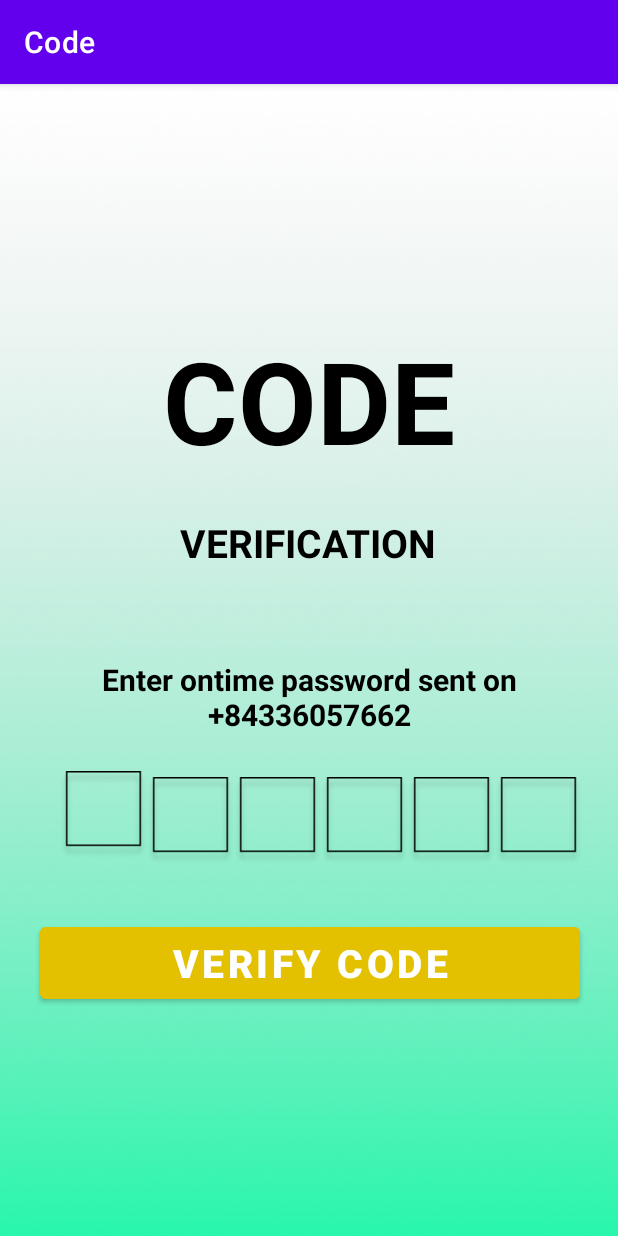
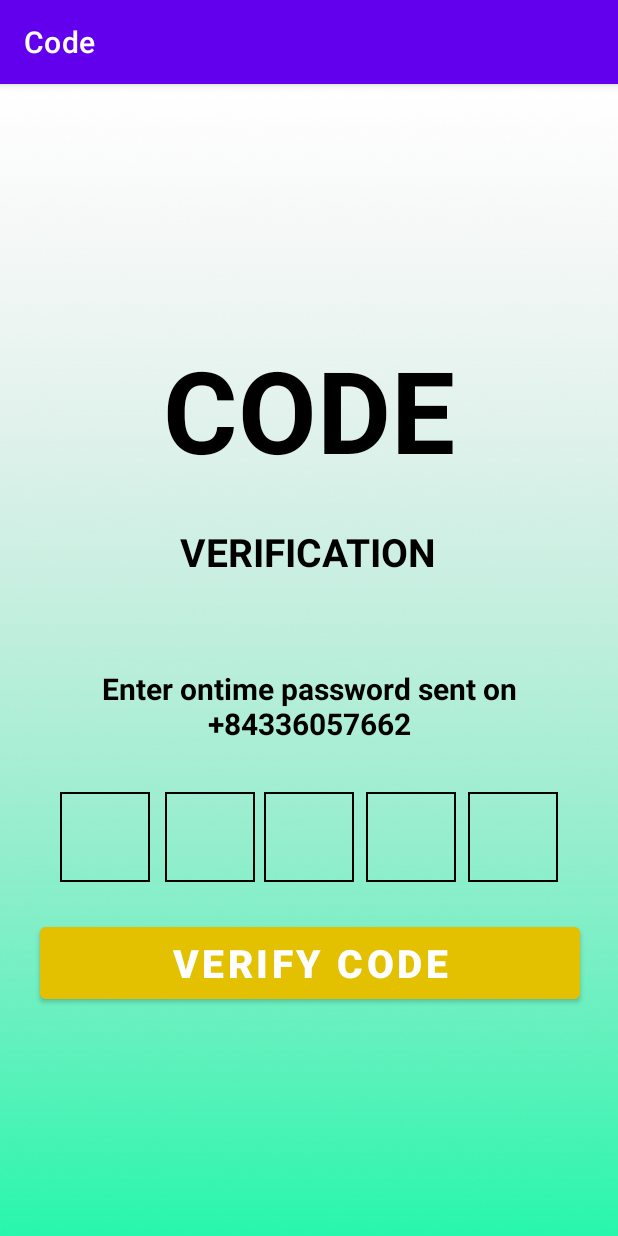
Before and after one commit to Tram190900/AndroidBasic, an Android app: the layout_code screen opened directly, with no data from a screen before it, on a phone screen of 412 x 824 dp. Run offline under Robolectric (Android 15) with nearby library versions, the phone set to English and light mode, and no system bars.

Commit message:
fit layout

```diff
--- /dev/null
+++ b/Lab1/app/src/main/res/drawable/border.xml
@@ -0,0 +1,6 @@
+<?xml version="1.0" encoding="utf-8"?>
+<shape xmlns:android="http://schemas.android.com/apk/res/android">
+    <stroke
+        android:width="1dp"
+        android:color="@color/black" />
+</shape>
--- a/Lab1/app/src/main/res/layout/activity_layout2.xml
+++ b/Lab1/app/src/main/res/layout/activity_layout2.xml
@@ -45,19 +45,8 @@
         android:inputType="textPassword"
         app:layout_constraintBottom_toTopOf="@+id/btn_login"
         app:layout_constraintEnd_toEndOf="parent"
-        app:layout_constraintStart_toStartOf="parent" />
-
-    <ImageView
-        android:id="@+id/imageView3"
-        android:layout_width="wrap_content"
-        android:layout_height="wrap_content"
-        app:layout_constraintBottom_toBottomOf="@+id/editTextTextPassword"
-        app:layout_constraintEnd_toEndOf="@+id/editTextTextPassword"
-        app:layout_constraintHorizontal_bias="0.965"
-        app:layout_constraintStart_toStartOf="@+id/editTextTextPassword"
-        app:layout_constraintTop_toTopOf="@+id/editTextTextPassword"
-        app:srcCompat="@drawable/eye_1"
-        tools:ignore="MissingConstraints" />
+        app:layout_constraintStart_toStartOf="parent"
+        android:drawableRight="@drawable/eye_1"/>
 
     <Button
         android:id="@+id/btn_login"
--- a/Lab1/app/src/main/res/layout/activity_layout_code.xml
+++ b/Lab1/app/src/main/res/layout/activity_layout_code.xml
@@ -54,72 +54,86 @@
         android:id="@+id/textView13"
         android:layout_width="wrap_content"
         android:layout_height="wrap_content"
-        android:layout_marginBottom="28dp"
+        android:layout_marginBottom="32dp"
         android:text="Enter ontime password sent on +84336057662"
         android:textAlignment="center"
         android:textColor="@color/black"
         android:textSize="20sp"
         android:textStyle="bold"
-        app:layout_constraintBottom_toTopOf="@+id/imageView12"
+        app:layout_constraintBottom_toTopOf="@+id/editTextTextPersonName9"
         app:layout_constraintEnd_toEndOf="parent"
         app:layout_constraintHorizontal_bias="0.0"
         app:layout_constraintStart_toStartOf="parent" />
 
-    <ImageView
-        android:id="@+id/imageView13"
-        android:layout_width="wrap_content"
-        android:layout_height="wrap_content"
-        android:layout_marginBottom="36dp"
+    <EditText
+        android:id="@+id/editTextTextPersonName6"
+        android:layout_width="60sp"
+        android:layout_height="60sp"
+        android:layout_marginEnd="6dp"
+        android:layout_marginBottom="24dp"
+        android:background="@drawable/border"
+        android:ems="10"
+        android:inputType="textPersonName"
+        android:textAlignment="center"
+        android:textSize="40sp"
         app:layout_constraintBottom_toTopOf="@+id/btn_code"
-        app:layout_constraintEnd_toStartOf="@+id/imageView14"
-        app:srcCompat="@drawable/rectangle_4" />
+        app:layout_constraintEnd_toStartOf="@+id/editTextTextPersonName7" />
 
-    <ImageView
-        android:id="@+id/imageView11"
-        android:layout_width="wrap_content"
-        android:layout_height="wrap_content"
-        android:layout_marginBottom="36dp"
+    <EditText
+        android:id="@+id/editTextTextPersonName7"
+        android:layout_width="60sp"
+        android:layout_height="60sp"
+        android:layout_marginEnd="8dp"
+        android:layout_marginBottom="24dp"
+        android:background="@drawable/border"
+        android:ems="10"
+        android:inputType="textPersonName"
+        android:textAlignment="center"
+        android:textSize="40sp"
         app:layout_constraintBottom_toTopOf="@+id/btn_code"
-        app:layout_constraintEnd_toStartOf="@+id/imageView12"
-        app:srcCompat="@drawable/rectangle_4" />
+        app:layout_constraintEnd_toStartOf="@+id/editTextTextPersonName8" />
 
-    <ImageView
-        android:id="@+id/imageView12"
-        android:layout_width="wrap_content"
-        android:layout_height="wrap_content"
-        android:layout_marginBottom="36dp"
+    <EditText
+        android:id="@+id/editTextTextPersonName8"
+        android:layout_width="60sp"
+        android:layout_height="60sp"
+        android:layout_marginEnd="8dp"
+        android:layout_marginBottom="24dp"
+        android:background="@drawable/border"
+        android:ems="10"
+        android:inputType="textPersonName"
+        android:textAlignment="center"
+        android:textSize="40sp"
         app:layout_constraintBottom_toTopOf="@+id/btn_code"
-        app:layout_constraintEnd_toStartOf="@+id/imageView13"
-        app:srcCompat="@drawable/rectangle_4" />
+        app:layout_constraintEnd_toStartOf="@+id/editTextTextPersonName9" />
 
-    <ImageView
-        android:id="@+id/imageView14"
-        android:layout_width="wrap_content"
-        android:layout_height="wrap_content"
-        android:layout_marginBottom="36dp"
+    <EditText
+        android:id="@+id/editTextTextPersonName9"
+        android:layout_width="60sp"
+        android:layout_height="60sp"
+        android:layout_marginEnd="40dp"
+        android:layout_marginBottom="24dp"
+        android:background="@drawable/border"
+        android:ems="10"
+        android:inputType="textPersonName"
+        android:textAlignment="center"
+        android:textSize="40sp"
         app:layout_constraintBottom_toTopOf="@+id/btn_code"
-        app:layout_constraintEnd_toStartOf="@+id/imageView15"
-        app:srcCompat="@drawable/rectangle_4" />
+        app:layout_constraintEnd_toEndOf="parent" />
 
-    <ImageView
-        android:id="@+id/imageView15"
-        android:layout_width="wrap_content"
-        android:layout_height="wrap_content"
-        android:layout_marginEnd="24dp"
-        android:layout_marginBottom="36dp"
+    <EditText
+        android:id="@+id/editTextTextPersonName5"
+        android:layout_width="60sp"
+        android:layout_height="60sp"
+        android:layout_marginBottom="24dp"
+        android:background="@drawable/border"
+        android:ems="10"
+        android:inputType="textPersonName"
+        android:textAlignment="center"
+        android:textSize="40sp"
         app:layout_constraintBottom_toTopOf="@+id/btn_code"
-        app:layout_constraintEnd_toEndOf="parent"
-        app:srcCompat="@drawable/rectangle_4" />
-
-    <ImageView
-        android:id="@+id/imageView10"
-        android:layout_width="wrap_content"
-        android:layout_height="wrap_content"
-        android:layout_marginBottom="40dp"
-        app:layout_constraintBottom_toTopOf="@+id/btn_code"
-        app:layout_constraintEnd_toStartOf="@+id/imageView11"
-        app:layout_constraintHorizontal_bias="1.0"
-        app:layout_constraintStart_toStartOf="parent"
-        app:srcCompat="@drawable/rectangle_4" />
+        app:layout_constraintEnd_toStartOf="@+id/editTextTextPersonName6"
+        app:layout_constraintHorizontal_bias="0.8"
+        app:layout_constraintStart_toStartOf="parent" />
 
 </androidx.constraintlayout.widget.ConstraintLayout>
--- a/Lab1/app/src/main/res/layout/activity_layout_forget_pw.xml
+++ b/Lab1/app/src/main/res/layout/activity_layout_forget_pw.xml
@@ -36,27 +36,17 @@
 
     <EditText
         android:id="@+id/editTextTextEmailAddress2"
-        android:layout_width="296dp"
-        android:layout_height="47dp"
-        android:layout_marginBottom="24dp"
+        android:layout_width="373dp"
+        android:layout_height="46dp"
+        android:layout_marginBottom="28dp"
         android:background="#C4C4C4"
         android:ems="10"
         android:inputType="textEmailAddress"
         android:text="E-Mail"
         app:layout_constraintBottom_toTopOf="@+id/btn_next"
         app:layout_constraintEnd_toEndOf="parent"
-        app:layout_constraintHorizontal_bias="0.773"
-        app:layout_constraintStart_toStartOf="parent" />
-
-    <ImageView
-        android:id="@+id/imageView9"
-        android:layout_width="wrap_content"
-        android:layout_height="52dp"
-        android:layout_marginStart="24dp"
-        app:layout_constraintBottom_toBottomOf="@+id/editTextTextEmailAddress2"
         app:layout_constraintStart_toStartOf="parent"
-        app:layout_constraintTop_toTopOf="@+id/editTextTextEmailAddress2"
-        app:srcCompat="@drawable/mail_2935365_1" />
+        android:drawableLeft="@drawable/mail_2935365_1"/>
 
     <TextView
         android:id="@+id/textView6"
```
